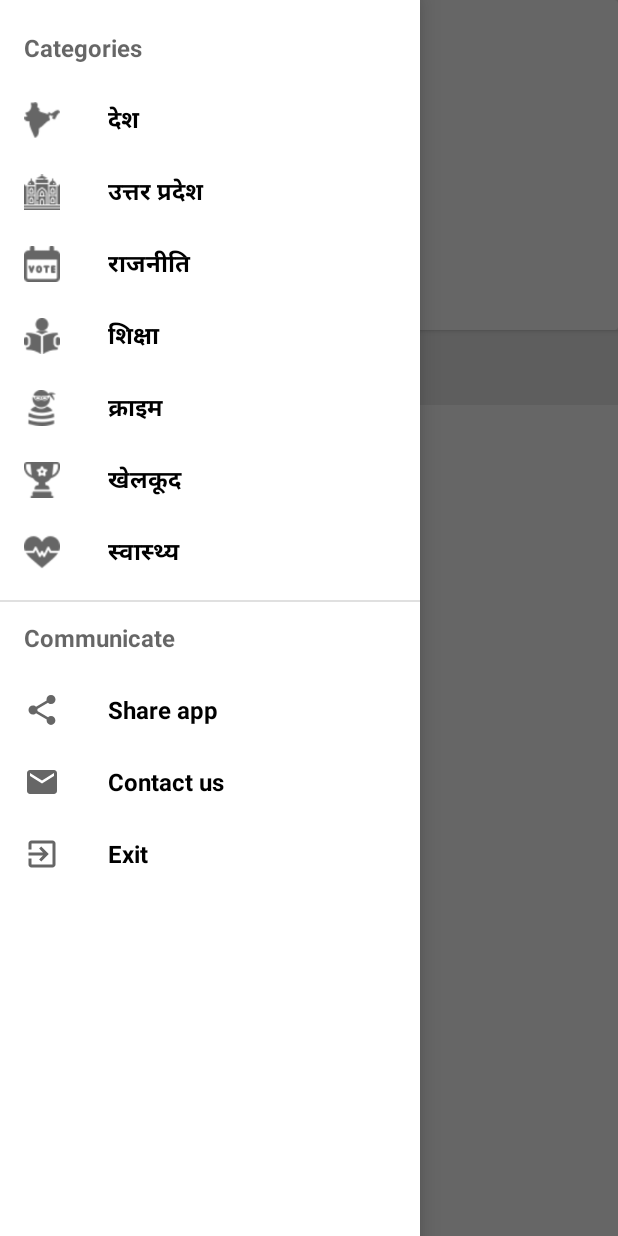
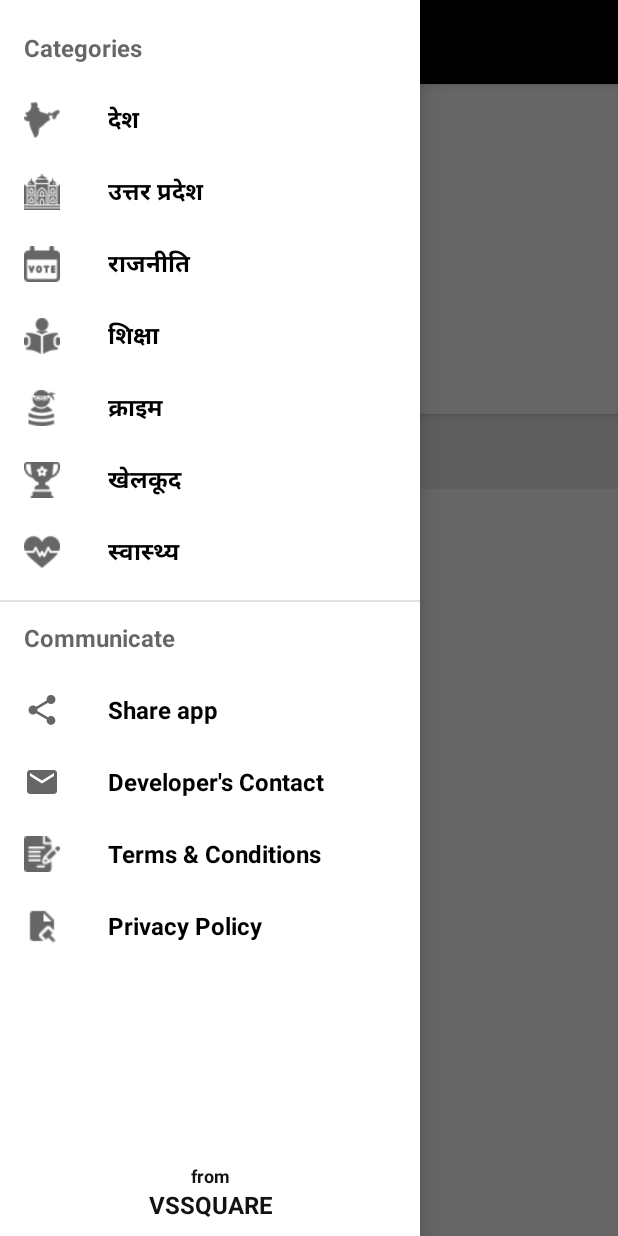
Before and after one commit to VSSquare2020/HardoiNews, an Android app: the PermissionTransferToHomeActivity screen opened directly, with no data from a screen before it, with the side drawer open, on a phone screen of 412 x 824 dp. Run offline under Robolectric (Android 15) with nearby library versions, the phone set to English and light mode, and no system bars; libraries missing offline, so code that uses them is left out: com.smarteist.autoimageslider; plain views replace SliderView; network calls fail; 1 statement that could not run was skipped.

Commit message:
12:01AM 03/01/2020 Commit by Sharukh Shaikh

```diff
--- a/app/build.gradle
+++ b/app/build.gradle
@@ -16,6 +16,10 @@ android {
             minifyEnabled false
             proguardFiles getDefaultProguardFile('proguard-android-optimize.txt'), 'proguard-rules.pro'
         }
+    }
+    compileOptions {
+        sourceCompatibility JavaVersion.VERSION_1_8
+        targetCompatibility JavaVersion.VERSION_1_8
     }
 }
 
--- a/app/src/main/AndroidManifest.xml
+++ b/app/src/main/AndroidManifest.xml
@@ -60,7 +60,7 @@
             android:label="@string/main_title"/>
         <activity android:name=".MainActivity"
             android:configChanges="screenSize|orientation"
-            android:label="@string/main_title"
+            android:theme="@style/MainActivityTheme"
             />
     </application>
 
--- a/app/src/main/java/com/vssquare/hardoinews/WPPostDetails.java
+++ b/app/src/main/java/com/vssquare/hardoinews/WPPostDetails.java
@@ -131,7 +131,7 @@ public class WPPostDetails extends AppCompatActivity {
                 @Override
                 public void onErrorResponse(VolleyError volleyError) {
                     progressDialog.dismiss();
-                    Toast.makeText(WPPostDetails.this,"Unable to Load", Toast.LENGTH_LONG).show();
+                    Toast.makeText(WPPostDetails.this,"Unable to Load, Please Try Again", Toast.LENGTH_LONG).show();
                 }
             });
             SingletonVolley.getInstance(getApplicationContext()).addToRequestQueue(request);
--- a/app/src/main/res/layout/activity_contact__us.xml
+++ b/app/src/main/res/layout/activity_contact__us.xml
@@ -4,6 +4,7 @@
     xmlns:tools="http://schemas.android.com/tools"
     android:layout_width="match_parent"
     android:layout_height="match_parent"
+    android:id="@+id/developer_contact_layout"
     tools:context=".Contact_Us">
 
     <WebView
--- a/app/src/main/res/layout/activity_main.xml
+++ b/app/src/main/res/layout/activity_main.xml
@@ -12,8 +12,31 @@
        android:background="@color/white"
        android:id="@+id/main_layout"
         >
+
+       <com.google.android.material.appbar.AppBarLayout
+           android:layout_width="match_parent"
+           android:layout_height="wrap_content"
+           android:id="@+id/appBar"
+           android:theme="@style/AppTheme.AppbarOverlay">
+
+           <androidx.appcompat.widget.Toolbar
+               android:layout_width="match_parent"
+               android:layout_height="?attr/actionBarSize"
+               android:id="@+id/NHToolbar"
+               app:popupTheme="@style/AppTheme.PopupOverlay" >
+               <TextView
+                   android:id="@+id/toolbar_title"
+                   android:layout_width="wrap_content"
+                   android:layout_height="wrap_content"
+                   android:text="@string/main_title"
+                   android:textColor="@color/white"
+                   style="@style/TextAppearance.AppCompat.Title"
+                   android:layout_gravity="center" />
+           </androidx.appcompat.widget.Toolbar>
+       </com.google.android.material.appbar.AppBarLayout>
        <androidx.cardview.widget.CardView
            android:layout_width="match_parent"
+           android:layout_below="@id/appBar"
            android:layout_height="wrap_content"
            android:id="@+id/post_slider_card"
            >
@@ -47,7 +70,7 @@
            android:layout_below="@id/post_slider_card"
            android:text="@string/daily_reads"
            android:textColor="@color/colorPrimary"
-           android:textSize="22sp"
+           android:textSize="20sp"
            android:paddingTop="8dp"
            android:paddingStart="10dp"
            android:paddingEnd="10dp"
@@ -80,6 +103,32 @@
             android:id="@+id/navigation_view"
             android:layout_gravity = "start">
 
+            <LinearLayout
+                android:layout_width="match_parent"
+                android:layout_height="wrap_content"
+                android:layout_gravity="bottom"
+                android:paddingBottom="10dp"
+                android:orientation="vertical">
+
+                <TextView
+                    android:id="@+id/nav_footer_textview1"
+                    android:layout_width="match_parent"
+                    android:layout_height="wrap_content"
+                    android:textSize="12sp"
+                    android:gravity="center"
+                    android:text="@string/spl_from" />
+
+                <TextView
+                    android:id="@+id/nav_footer_textview2"
+                    android:layout_width="match_parent"
+                    android:layout_height="wrap_content"
+                    android:textStyle="bold"
+                    android:textSize="16sp"
+                    android:gravity="center"
+                    android:text="@string/vs" />
+
+            </LinearLayout>
+
         </com.google.android.material.navigation.NavigationView>
 
 </androidx.drawerlayout.widget.DrawerLayout>
--- a/app/src/main/res/menu/drawer_menu.xml
+++ b/app/src/main/res/menu/drawer_menu.xml
@@ -45,9 +45,12 @@
                 android:id="@+id/contact"
                 android:icon="@drawable/ic_mail"
                 android:title="@string/contact" />
-            <item android:id="@+id/exit_app"
-                android:icon="@drawable/ic_exit_to_app_black_24dp"
-                android:title="@string/exit"/>
+            <item android:id="@+id/terms_condition"
+                android:icon="@drawable/terms"
+                android:title="@string/terms_condition"/>
+            <item android:id="@+id/privacy_policy"
+                android:icon="@drawable/privacy"
+                android:title="@string/privacy_policy"/>
 
         </menu>
     </item>
--- a/app/src/main/res/values/strings.xml
+++ b/app/src/main/res/values/strings.xml
@@ -9,15 +9,19 @@
     <string name="games">खेलकूद</string>
     <string name="health">स्वास्थ्य</string>
     <string name="share">Share app</string>
-    <string name="contact">Contact us</string>
+    <string name="contact">Developer\'s Contact</string>
     <string name="open">Open</string>
     <string name="close">Close</string>
     <string name="categories">Categories</string>
     <string name="communicate">Communicate</string>
     <string name="main_title">News Hardoi</string>
+    <string name="terms_condition">Terms &amp; Conditions</string>
+    <string name="privacy_policy">Privacy Policy</string>
     <string name="settings">Settings</string>
     <string name="toast_network_error">Network connectivity is bad! Please try again</string>
     <string name="permission">Please enable permissions</string>
     <string name="daily_reads">Latest Posts</string>
     <string name="exit">Exit</string>
+    <string name="spl_from">from</string>
+    <string name="vs">VSSQUARE</string>
 </resources>
--- a/app/src/main/res/values/styles.xml
+++ b/app/src/main/res/values/styles.xml
@@ -8,6 +8,12 @@
         <item name="colorAccent">@color/colorAccent</item>
 
     </style>
+
+    <style name="MainActivityTheme" parent="Theme.AppCompat.Light.NoActionBar">
+        <item name="colorPrimary">@color/colorPrimary</item>
+        <item name="colorPrimaryDark">@color/colorPrimaryDark</item>
+        <item name="colorAccent">@color/colorAccent</item>
+    </style>
     <style name="NavigationDrawerStyle">
 
         <item name="android:textSize">16sp</item>
@@ -16,4 +22,6 @@
         <!-- text size in menu-->
 
     </style>
+    <style name="AppTheme.PopupOverlay" parent="ThemeOverlay.AppCompat.Light"/>
+    <style name="AppTheme.AppbarOverlay" parent="ThemeOverlay.AppCompat.Dark.ActionBar"/>
 </resources>
```
Also changed, not shown: app/src/main/java/com/vssquare/hardoinews/Contact_Us.java (+16 -0 lines), app/src/main/java/com/vssquare/hardoinews/MainActivity.java (+32 -7 lines), app/src/main/java/com/vssquare/hardoinews/Main_Post_Slider.java (+33 -29 lines), app/src/main/res/layout/activity_splash_screen.xml (+24 -2 lines), app/src/main/res/drawable/desh.png (deleted), app/src/main/res/drawable/privacy.png (added), app/src/main/res/drawable/terms.png (added), 2 other files.
